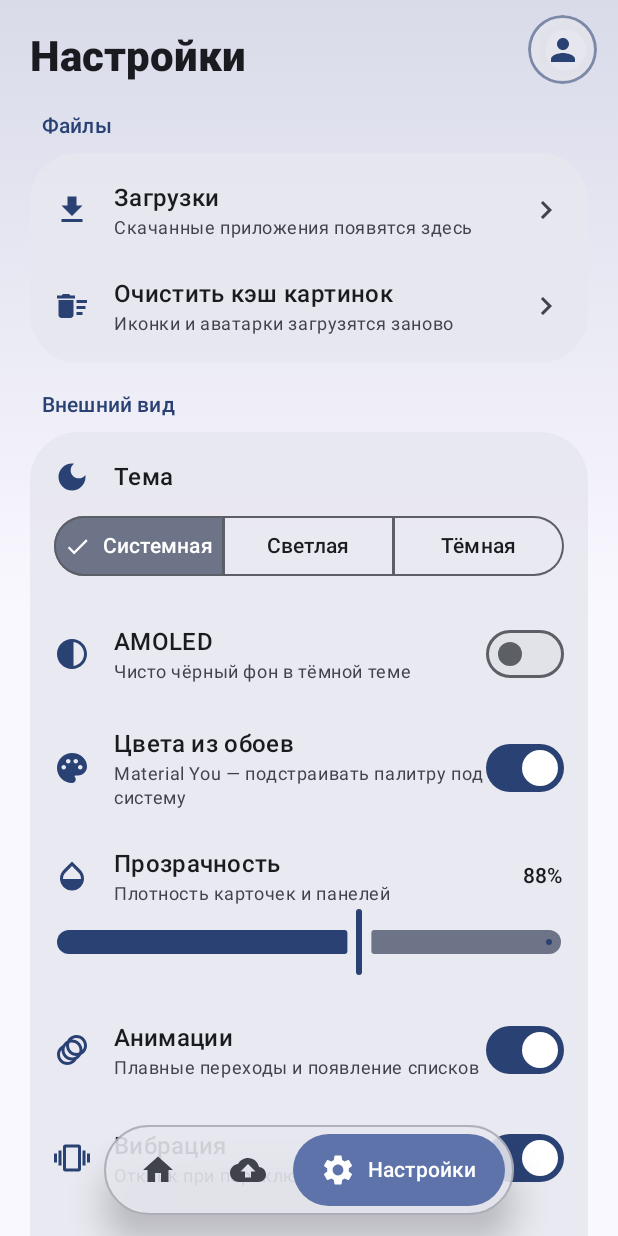
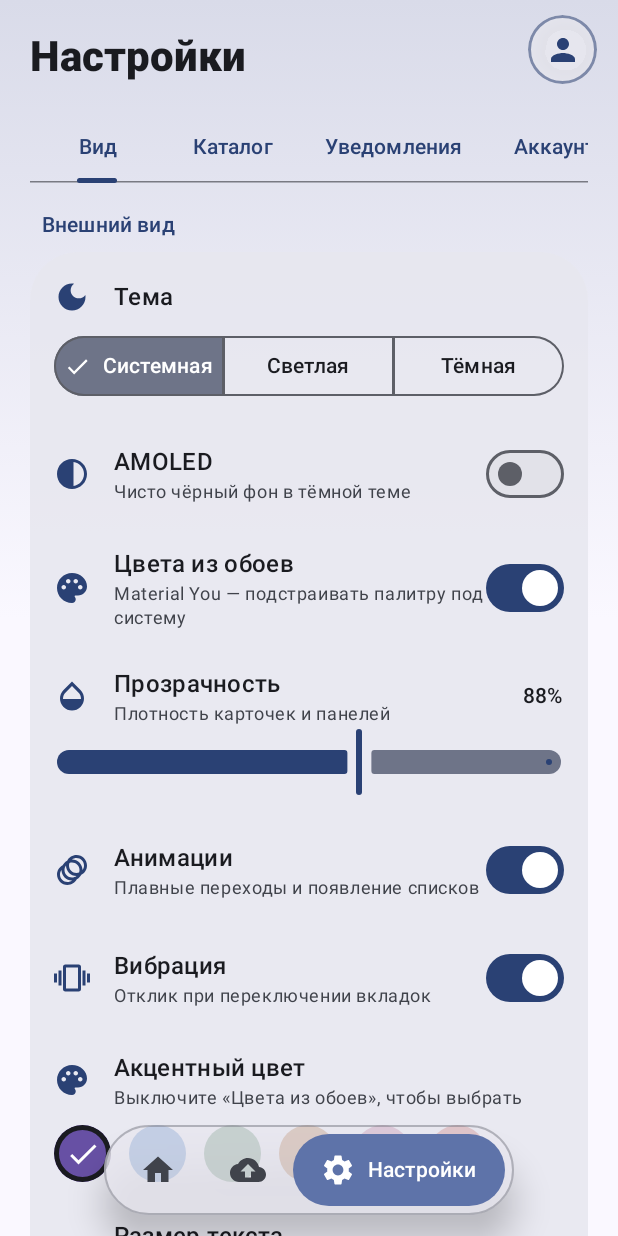
Before and after one commit to FaraonTT/fStore, an Android app built with Jetpack Compose: the screen it shows after launch (MainActivity), after a tap on "Настройки", on a phone screen of 412 x 824 dp. Run offline under Robolectric (Android 15) with nearby library versions, the phone set to English and light mode, and no system bars; our stand-ins replace Material 3 Expressive styles (plain Material 3 is drawn); pictures from the network do not load; 3 statements that could not run were skipped.

Commit message:
Add files via upload

```diff
--- a/app/src/main/java/com/fworld/fstore/MainActivity.kt
+++ b/app/src/main/java/com/fworld/fstore/MainActivity.kt
@@ -399,92 +399,53 @@ private fun CloseButton(onClick: () -> Unit) {
 }
 
 /**
- * Док из «жидкого стекла»: зажми — он дёрнется, приподнимется и потянется за пальцем, как капля,
- * а на отпускании пружинкой уляжется там, где его оставили (положение запоминается).
- * Двойное нажатие в настройках «Вернуть док на место» возвращает его вниз.
+ * Док из «жидкого стекла»: зажми — он плывёт только по горизонтали, вкладка под пальцем подсвечивается,
+ * а после отпускания открывается выбранная вкладка.
  */
 @Composable
 private fun FloatingDock(selected: Int, anim: Boolean, onSelect: (Int) -> Unit) {
-    val draggable = UiPrefs.dockDrag
+    val density = LocalDensity.current
     val scope = rememberCoroutineScope()
     val haptic = LocalHapticFeedback.current
-    val density = LocalDensity.current
-    val cfg = LocalConfiguration.current
-    val maxX = with(density) { (cfg.screenWidthDp.dp / 2 - 56.dp).toPx() }
-    val minY = with(density) { -(cfg.screenHeightDp.dp * 0.62f).toPx() }
-    val offX = remember { Animatable(UiPrefs.dockX.coerceIn(-maxX, maxX)) }
-    val offY = remember { Animatable(UiPrefs.dockY.coerceIn(minY, 0f)) }
-    val grab = remember { Animatable(0f) }
-    val stretch = remember { Animatable(0f) }
-
-    // «Вернуть док на место» из настроек.
-    LaunchedEffect(UiPrefs.dockToken) {
-        if (UiPrefs.dockToken > 0) {
-            offX.animateTo(0f, spring(dampingRatio = 0.45f, stiffness = Spring.StiffnessLow))
-            offY.animateTo(0f, spring(dampingRatio = 0.45f, stiffness = Spring.StiffnessLow))
-        }
-    }
-
-    fun drop() {
-        scope.launch { grab.animateTo(0f, tween(320)) }
-        scope.launch { stretch.animateTo(0f, tween(280)) }
-        UiPrefs.setDock(offX.value, offY.value)
-    }
+    var dragX by remember { mutableStateOf(0f) }
+    var preview by remember(selected) { mutableStateOf(selected) }
+    val step = with(density) { 76.dp.toPx() }
 
     Surface(
         shape = RoundedCornerShape(34.dp),
-        color = MaterialTheme.colorScheme.surfaceContainerHigh,
+        color = MaterialTheme.colorScheme.surfaceContainerHigh.copy(alpha = 0.82f),
         tonalElevation = 6.dp,
         shadowElevation = 14.dp,
         border = BorderStroke(1.dp, MaterialTheme.colorScheme.outlineVariant.copy(alpha = 0.5f)),
         modifier = Modifier
             .navigationBarsPadding()
             .padding(horizontal = 24.dp, vertical = 14.dp)
-            .then(
-                if (!draggable) Modifier else Modifier.pointerInput(draggable) {
+            .pointerInput(selected) {
                 detectDragGesturesAfterLongPress(
                     onDragStart = {
-                            haptic.performHapticFeedback(HapticFeedbackType.LongPress)
-                            scope.launch {
-                                grab.animateTo(1f, spring(dampingRatio = 0.5f, stiffness = Spring.StiffnessMedium))
-                            }
+                        dragX = 0f
+                        preview = selected
+                        if (UiPrefs.haptics) haptic.performHapticFeedback(HapticFeedbackType.LongPress)
                     },
-                        onDragEnd = { drop() },
-                        onDragCancel = { drop() },
+                    onDragEnd = { onSelect(preview); dragX = 0f },
+                    onDragCancel = { dragX = 0f; preview = selected },
                     onDrag = { change, delta ->
                         change.consume()
-                            scope.launch {
-                                offX.snapTo((offX.value + delta.x).coerceIn(-maxX, maxX))
-                                offY.snapTo((offY.value + delta.y).coerceIn(minY, 0f))
-                                stretch.snapTo(
-                                    (stretch.value + delta.getDistance() / 90f).coerceIn(0f, 1f),
-                                )
-                            }
+                        dragX += delta.x
+                        // Док ощущается упругим и выбирает вкладку только по горизонтальной оси.
+                        preview = (selected + (dragX / step).toInt()).coerceIn(0, DOCK_ITEMS.lastIndex)
                     },
                 )
             },
-            )
-            .graphicsLayer {
-                translationX = offX.value
-                translationY = offY.value
-                val p = grab.value
-                val s = stretch.value
-                // растягивается вдоль движения и сжимается поперёк — как капля
-                scaleX = 1f + 0.05f * p + 0.10f * s
-                scaleY = 1f + 0.05f * p - 0.05f * s
-                rotationZ = if (maxX > 0f) (offX.value / maxX).coerceIn(-1f, 1f) * 3f else 0f
-            },
     ) {
-        Row(
-            Modifier.padding(6.dp),
-            verticalAlignment = Alignment.CenterVertically,
-        ) {
-            DOCK_ITEMS.forEach { (label, icon, idx) ->
-                DockItem(label, icon, idx == selected, anim) { onSelect(idx) }
+        Row(Modifier.padding(6.dp), verticalAlignment = Alignment.CenterVertically) {
+            DOCK_ITEMS.forEachIndexed { index, (label, icon, _) ->
+                DockItem(label, icon, index == preview, anim) { onSelect(index) }
             }
         }
     }
 }
+
 
 @Composable
 private fun DockItem(label: String, icon: ImageVector, selected: Boolean, anim: Boolean, onClick: () -> Unit) {
--- a/app/src/main/java/com/fworld/fstore/Settings.kt
+++ b/app/src/main/java/com/fworld/fstore/Settings.kt
@@ -42,6 +42,10 @@ import androidx.compose.material.icons.Icons
 import androidx.compose.material.icons.automirrored.filled.Logout
 import androidx.compose.material3.*
 import androidx.compose.runtime.Composable
+import androidx.compose.runtime.getValue
+import androidx.compose.runtime.mutableStateOf
+import androidx.compose.runtime.saveable.rememberSaveable
+import androidx.compose.runtime.setValue
 import androidx.compose.ui.Alignment
 import androidx.compose.ui.Modifier
 import androidx.compose.ui.graphics.Color
@@ -148,6 +152,7 @@ fun SettingsScreen(vm: StoreVM, onProfile: () -> Unit, onDownloads: () -> Unit,
     val ctx = LocalContext.current
     val me = vm.me
     val dlSize = vm.downloads.sumOf { it.size }
+    var settingsTab by rememberSaveable { mutableStateOf(0) }
     Column(
         Modifier
             .fillMaxSize()
@@ -157,22 +162,17 @@ fun SettingsScreen(vm: StoreVM, onProfile: () -> Unit, onDownloads: () -> Unit,
         verticalArrangement = Arrangement.spacedBy(18.dp),
     ) {
         Text("Настройки", style = MaterialTheme.typography.headlineMedium)
-
-        Section("Файлы") {
-            NavRow(
-                Icons.Default.Download, "Загрузки",
-                if (vm.downloads.isEmpty() && vm.active.isEmpty()) "Скачанные приложения появятся здесь"
-                else "${vm.downloads.size} шт. · ${fmtSize(dlSize)}" +
-                    if (vm.active.isNotEmpty()) " · идёт скачивание" else "",
-                onDownloads,
-            )
-            NavRow(Icons.Default.DeleteSweep, "Очистить кэш картинок", "Иконки и аватарки загрузятся заново") {
-                ctx.imageLoader.memoryCache?.clear()
-                ctx.imageLoader.diskCache?.clear()
-                vm.message = "Кэш картинок очищен"
+        PrimaryScrollableTabRow(
+            selectedTabIndex = settingsTab,
+            edgePadding = 0.dp,
+            containerColor = Color.Transparent,
+        ) {
+            listOf("Вид", "Каталог", "Уведомления", "Аккаунт").forEachIndexed { index, title ->
+                Tab(selected = settingsTab == index, onClick = { settingsTab = index }, text = { Text(title) })
             }
         }
 
+        if (settingsTab == 0) {
         Section("Внешний вид") {
             Column(Modifier.padding(horizontal = 16.dp, vertical = 12.dp), verticalArrangement = Arrangement.spacedBy(10.dp)) {
                 Row(verticalAlignment = Alignment.CenterVertically) {
@@ -300,6 +300,22 @@ fun SettingsScreen(vm: StoreVM, onProfile: () -> Unit, onDownloads: () -> Unit,
             )
         }
 
+        }
+
+        if (settingsTab == 1) {
+        Section("Файлы") {
+            NavRow(
+                Icons.Default.Download, "Загрузки",
+                if (vm.downloads.isEmpty() && vm.active.isEmpty()) "Скачанные приложения появятся здесь"
+                else "${vm.downloads.size} шт. · ${fmtSize(dlSize)}" + if (vm.active.isNotEmpty()) " · идёт скачивание" else "",
+                onDownloads,
+            )
+            NavRow(Icons.Default.DeleteSweep, "Очистить кэш картинок", "Иконки и аватарки загрузятся заново") {
+                ctx.imageLoader.memoryCache?.clear()
+                ctx.imageLoader.diskCache?.clear()
+                vm.message = "Кэш картинок очищен"
+            }
+        }
         Section("Каталог") {
             SwitchRow(Icons.Default.GridView, "Две колонки", "Каталог сеткой, а не списком", UiPrefs.grid, UiPrefs::setGrid)
             SwitchRow(
@@ -325,18 +341,10 @@ fun SettingsScreen(vm: StoreVM, onProfile: () -> Unit, onDownloads: () -> Unit,
             SwitchRow(Icons.Default.ViewAgenda, "Компактные карточки", "Меньше иконка и отступы", UiPrefs.compactCards, UiPrefs::setCompactCards)
         }
 
-        Section("Плавающий док") {
-            SwitchRow(
-                Icons.Default.TouchApp, "Перетаскиваемый док",
-                "Зажми док и тяни в любое место экрана",
-                UiPrefs.dockDrag, UiPrefs::setDockDrag,
-            )
-            NavRow(Icons.Default.RestartAlt, "Вернуть док на место", "Пружинкой уедет вниз") {
-                UiPrefs.resetDock()
-                vm.message = "Док вернулся на место"
-            }
+
         }
 
+        if (settingsTab == 2) {
         Section("Уведомления") {
             SwitchRow(
                 Icons.Default.Notifications, "Новые релизы",
@@ -371,6 +379,9 @@ fun SettingsScreen(vm: StoreVM, onProfile: () -> Unit, onDownloads: () -> Unit,
             }
         }
 
+        }
+
+        if (settingsTab == 3) {
         Section("Главная") {
             Column(Modifier.padding(horizontal = 16.dp, vertical = 12.dp), verticalArrangement = Arrangement.spacedBy(10.dp)) {
                 Row(verticalAlignment = Alignment.CenterVertically) {
@@ -416,5 +427,6 @@ fun SettingsScreen(vm: StoreVM, onProfile: () -> Unit, onDownloads: () -> Unit,
                 vm.message = "Настройки внешнего вида сброшены"
             }
         }
+        }
     }
 }
--- a/app/src/main/java/com/fworld/fstore/Store.kt
+++ b/app/src/main/java/com/fworld/fstore/Store.kt
@@ -494,7 +494,7 @@ class StoreVM(app: Application) : AndroidViewModel(app) {
 
     fun setFworld(id: String, on: Boolean) = act("Сохраняю…") {
         val m = me ?: error("Нужен вход")
-        check(m.isAdmin) { "Нет прав" }
+        check(m.isOwner) { "Только владелец может выдавать бейдж #fworld" }
         editApps("fworld badge $id") { l -> l.map { if (it.id == id) it.copy(fworld = on) else it } }
     }
 
--- a/app/src/main/java/com/fworld/fstore/Ui.kt
+++ b/app/src/main/java/com/fworld/fstore/Ui.kt
@@ -556,7 +556,7 @@ fun AppCard(a: AppItem, onClick: () -> Unit) {
         onClick = onClick,
         interactionSource = src,
         shape = cardShape,
-        colors = CardDefaults.cardColors(containerColor = MaterialTheme.colorScheme.surfaceContainerHigh),
+        colors = CardDefaults.cardColors(containerColor = Color.Transparent),
         modifier = Modifier
             .fillMaxWidth()
             .graphicsLayer { scaleX = scale; scaleY = scale }
@@ -615,8 +615,7 @@ fun AppTile(a: AppItem, onClick: () -> Unit) {
     val verified = a.status == "approved"
     Card(
         onClick = onClick,
-        shape = cardShape,
-        colors = CardDefaults.cardColors(containerColor = MaterialTheme.colorScheme.surfaceContainerHigh),
+        colors = CardDefaults.cardColors(containerColor = Color.Transparent),
         modifier = Modifier
             .fillMaxWidth()
             .then(if (a.fworld) Modifier.fworldGlow(cardShape) else Modifier)
```
Also changed, not shown: app/src/main/java/com/fworld/fstore/Admin.kt (+8 -6 lines), app/src/main/java/com/fworld/fstore/Egg3D.kt (+26 -5 lines). Lines whose indentation alone changed are shown as unchanged.
